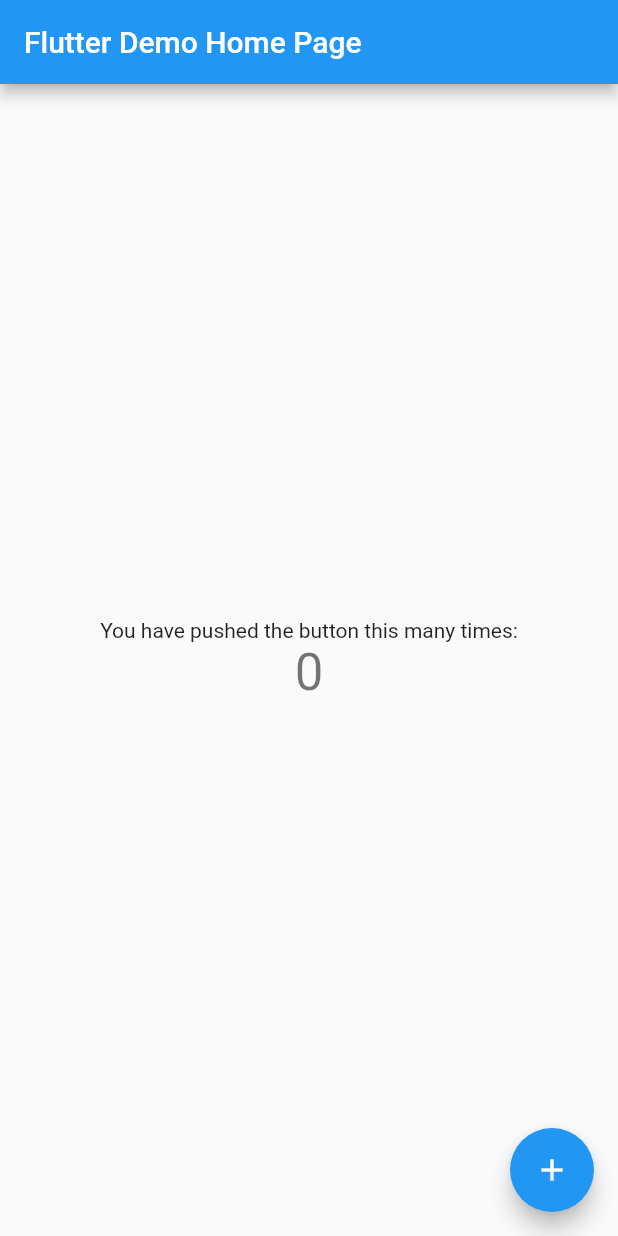
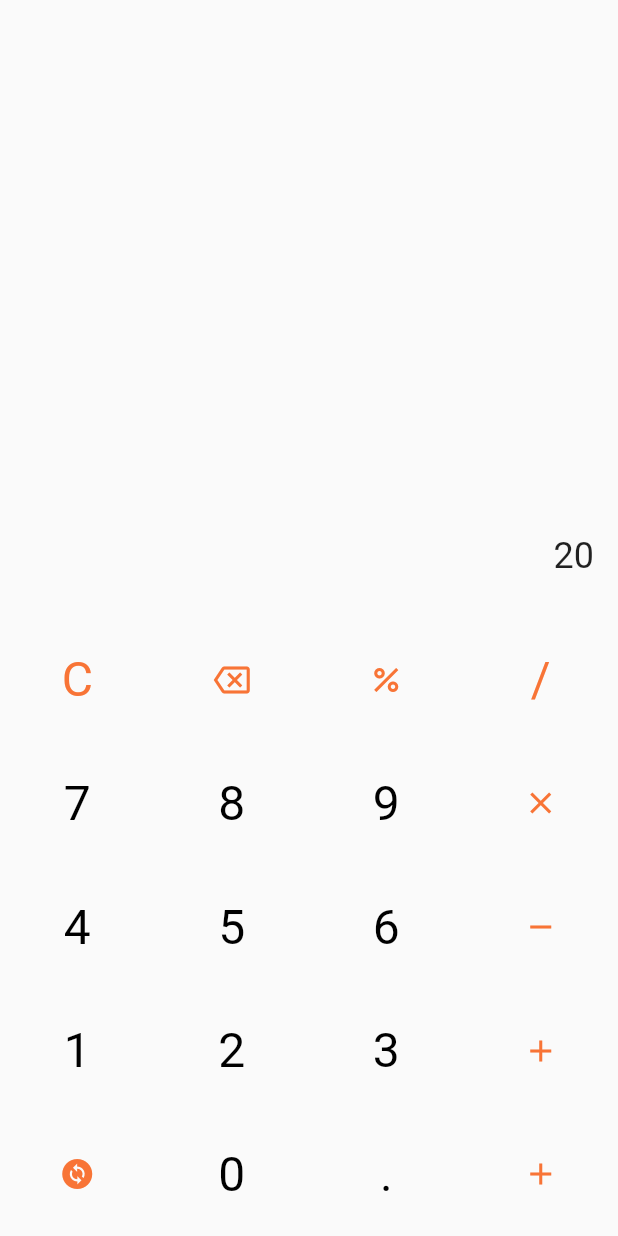
Before and after one commit to ktul15/redmi_calculator_clone, a Flutter app: the screen it shows after launch, on a phone screen of 412 x 824 dp. Run offline on Flutter 3.47's test engine with Material 2 defaults, Android fonts, the phone set to English and light mode, and no system bars.

Commit message:
Prepare basic UI of Calculator Screen

```diff
--- /dev/null
+++ b/lib/calculator_button.dart
@@ -0,0 +1,29 @@
+import 'package:flutter/material.dart';
+
+class Numberbutton extends StatelessWidget {
+  const Numberbutton({super.key, required this.numberOnButton});
+
+  final String numberOnButton;
+
+  @override
+  Widget build(BuildContext context) {
+    return GestureDetector(
+      onTap: () {
+        ScaffoldMessenger.of(context)
+            .showSnackBar(const SnackBar(content: Text("Clicked")));
+      },
+      child: SizedBox(
+        width: MediaQuery.of(context).size.width * 0.25,
+        child: Center(
+          child: Text(
+            numberOnButton,
+            style: const TextStyle(
+              fontSize: 32,
+              color: Colors.black,
+            ),
+          ),
+        ),
+      ),
+    );
+  }
+}
--- /dev/null
+++ b/lib/calculator_operation_button.dart
@@ -0,0 +1,35 @@
+import 'package:flutter/material.dart';
+
+class CalculatorOperationButton extends StatelessWidget {
+  const CalculatorOperationButton(
+      {super.key, this.textOnButton, this.iconOnButton, this.isCircular});
+
+  final String? textOnButton;
+  final IconData? iconOnButton;
+  final bool? isCircular;
+
+  @override
+  Widget build(BuildContext context) {
+    return GestureDetector(
+      onTap: (() {
+        ScaffoldMessenger.of(context)
+            .showSnackBar(const SnackBar(content: Text("Clicked")));
+      }),
+      child: SizedBox(
+        width: MediaQuery.of(context).size.width * 0.25,
+        child: Center(
+          child: textOnButton != null
+              ? Text(textOnButton!,
+                  style: const TextStyle(
+                    fontSize: 32,
+                    color: Color(0xfff87436),
+                  ))
+              : Icon(
+                  iconOnButton,
+                  color: const Color(0xfff87436),
+                ),
+        ),
+      ),
+    );
+  }
+}
--- /dev/null
+++ b/lib/calculator_page.dart
@@ -0,0 +1,88 @@
+import 'package:flutter/material.dart';
+import 'package:redmi_calculator_clone/calculator_button.dart';
+import 'package:redmi_calculator_clone/calculator_operation_button.dart';
+import 'package:redmi_calculator_clone/result_text.dart';
+
+class CalculatorPage extends StatelessWidget {
+  const CalculatorPage({super.key});
+
+  @override
+  Widget build(BuildContext context) {
+    return SafeArea(
+      child: Scaffold(
+        body: Column(
+          mainAxisAlignment: MainAxisAlignment.end,
+          children: [
+            // Result Row
+            const ResultText(result: "20"),
+
+            // Calculator box
+            Container(
+              constraints: BoxConstraints(
+                  maxHeight: MediaQuery.of(context).size.height * 0.5),
+              child: Column(
+                children: [
+                  Expanded(
+                    child: Row(
+                      children: const [
+                        CalculatorOperationButton(textOnButton: "C"),
+                        CalculatorOperationButton(
+                          iconOnButton: Icons.backspace_outlined,
+                        ),
+                        CalculatorOperationButton(iconOnButton: Icons.percent),
+                        CalculatorOperationButton(
+                          textOnButton: "/",
+                        ),
+                      ],
+                    ),
+                  ),
+                  Expanded(
+                    child: Row(
+                      children: const [
+                        Numberbutton(numberOnButton: "7"),
+                        Numberbutton(numberOnButton: "8"),
+                        Numberbutton(numberOnButton: "9"),
+                        CalculatorOperationButton(iconOnButton: Icons.close),
+                      ],
+                    ),
+                  ),
+                  Expanded(
+                    child: Row(
+                      children: const [
+                        Numberbutton(numberOnButton: "4"),
+                        Numberbutton(numberOnButton: "5"),
+                        Numberbutton(numberOnButton: "6"),
+                        CalculatorOperationButton(iconOnButton: Icons.remove),
+                      ],
+                    ),
+                  ),
+                  Expanded(
+                    child: Row(
+                      children: const [
+                        Numberbutton(numberOnButton: "1"),
+                        Numberbutton(numberOnButton: "2"),
+                        Numberbutton(numberOnButton: "3"),
+                        CalculatorOperationButton(iconOnButton: Icons.add),
+                      ],
+                    ),
+                  ),
+                  Expanded(
+                    child: Row(
+                      children: const [
+                        CalculatorOperationButton(
+                            iconOnButton: Icons.change_circle),
+                        Numberbutton(numberOnButton: "0"),
+                        Numberbutton(numberOnButton: "."),
+                        CalculatorOperationButton(iconOnButton: Icons.add),
+                      ],
+                    ),
+                  ),
+                ],
+              ),
+            ),
+          ],
+        ),
+      ),
+    );
+  }
+}
--- a/lib/main.dart
+++ b/lib/main.dart
@@ -1,4 +1,5 @@
 import 'package:flutter/material.dart';
+import 'package:redmi_calculator_clone/calculator_page.dart';
 
 void main() {
   runApp(const MyApp());
@@ -7,109 +8,14 @@
 class MyApp extends StatelessWidget {
   const MyApp({super.key});
 
-  // This widget is the root of your application.
   @override
   Widget build(BuildContext context) {
     return MaterialApp(
       title: 'Flutter Demo',
       theme: ThemeData(
-        // This is the theme of your application.
-        //
-        // Try running your application with "flutter run". You'll see the
-        // application has a blue toolbar. Then, without quitting the app, try
-        // changing the primarySwatch below to Colors.green and then invoke
-        // "hot reload" (press "r" in the console where you ran "flutter run",
-        // or simply save your changes to "hot reload" in a Flutter IDE).
-        // Notice that the counter didn't reset back to zero; the application
-        // is not restarted.
         primarySwatch: Colors.blue,
       ),
-      home: const MyHomePage(title: 'Flutter Demo Home Page'),
+      home: const CalculatorPage(),
     );
   }
 }
-
-class MyHomePage extends StatefulWidget {
-  const MyHomePage({super.key, required this.title});
-
-  // This widget is the home page of your application. It is stateful, meaning
-  // that it has a State object (defined below) that contains fields that affect
-  // how it looks.
-
-  // This class is the configuration for the state. It holds the values (in this
-  // case the title) provided by the parent (in this case the App widget) and
-  // used by the build method of the State. Fields in a Widget subclass are
-  // always marked "final".
-
-  final String title;
-
-  @override
-  State<MyHomePage> createState() => _MyHomePageState();
-}
-
-class _MyHomePageState extends State<MyHomePage> {
-  int _counter = 0;
-
-  void _incrementCounter() {
-    setState(() {
-      // This call to setState tells the Flutter framework that something has
-      // changed in this State, which causes it to rerun the build method below
-      // so that the display can reflect the updated values. If we changed
-      // _counter without calling setState(), then the build method would not be
-      // called again, and so nothing would appear to happen.
-      _counter++;
-    });
-  }
-
-  @override
-  Widget build(BuildContext context) {
-    // This method is rerun every time setState is called, for instance as done
-    // by the _incrementCounter method above.
-    //
-    // The Flutter framework has been optimized to make rerunning build methods
-    // fast, so that you can just rebuild anything that needs updating rather
-    // than having to individually change instances of widgets.
-    return Scaffold(
-      appBar: AppBar(
-        // Here we take the value from the MyHomePage object that was created by
-        // the App.build method, and use it to set our appbar title.
-        title: Text(widget.title),
-      ),
-      body: Center(
-        // Center is a layout widget. It takes a single child and positions it
-        // in the middle of the parent.
-        child: Column(
-          // Column is also a layout widget. It takes a list of children and
-          // arranges them vertically. By default, it sizes itself to fit its
-          // children horizontally, and tries to be as tall as its parent.
-          //
-          // Invoke "debug painting" (press "p" in the console, choose the
-          // "Toggle Debug Paint" action from the Flutter Inspector in Android
-          // Studio, or the "Toggle Debug Paint" command in Visual Studio Code)
-          // to see the wireframe for each widget.
-          //
-          // Column has various properties to control how it sizes itself and
-          // how it positions its children. Here we use mainAxisAlignment to
-          // center the children vertically; the main axis here is the vertical
-          // axis because Columns are vertical (the cross axis would be
-          // horizontal).
-          mainAxisAlignment: MainAxisAlignment.center,
-          children: <Widget>[
-            const Text(
-              'You have pushed the button this many times:',
-            ),
-            Text(
-              '$_counter',
-              style: Theme.of(context).textTheme.headline4,
-            ),
-          ],
-        ),
-      ),
-      floatingActionButton: FloatingActionButton(
-        onPressed: _incrementCounter,
-        tooltip: 'Increment',
-        child: const Icon(Icons.add),
-      ), // This trailing comma makes auto-formatting nicer for build methods.
-    );
-  }
-}
--- /dev/null
+++ b/lib/result_text.dart
@@ -0,0 +1,21 @@
+import 'package:flutter/material.dart';
+
+class ResultText extends StatelessWidget {
+  const ResultText({super.key, required this.result});
+
+  final String result;
+
+  @override
+  Widget build(BuildContext context) {
+    return Container(
+      height: MediaQuery.of(context).size.height * 0.10,
+      width: double.infinity,
+      alignment: Alignment.centerRight,
+      padding: const EdgeInsets.symmetric(horizontal: 16, vertical: 8),
+      child: Text(
+        result,
+        style: const TextStyle(fontSize: 24),
+      ),
+    );
+  }
+}
```
